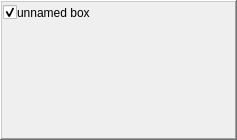
Before: the Qt Designer form src/csapex/ui/box.ui in cogsys-tuebingen/csapex, drawn with Qt 5.
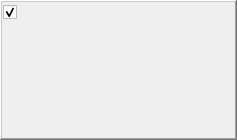
After: the same form once the commit is applied.

```diff
--- a/src/csapex/ui/box.ui
+++ b/src/csapex/ui/box.ui
@@ -77,7 +77,7 @@
           <item>
            <widget class="QLabel" name="label">
             <property name="text">
-             <string>unnamed box</string>
+             <string/>
             </property>
            </widget>
           </item>
```
Left out of the diff: 22 changed lines with no effect on the pictures.
